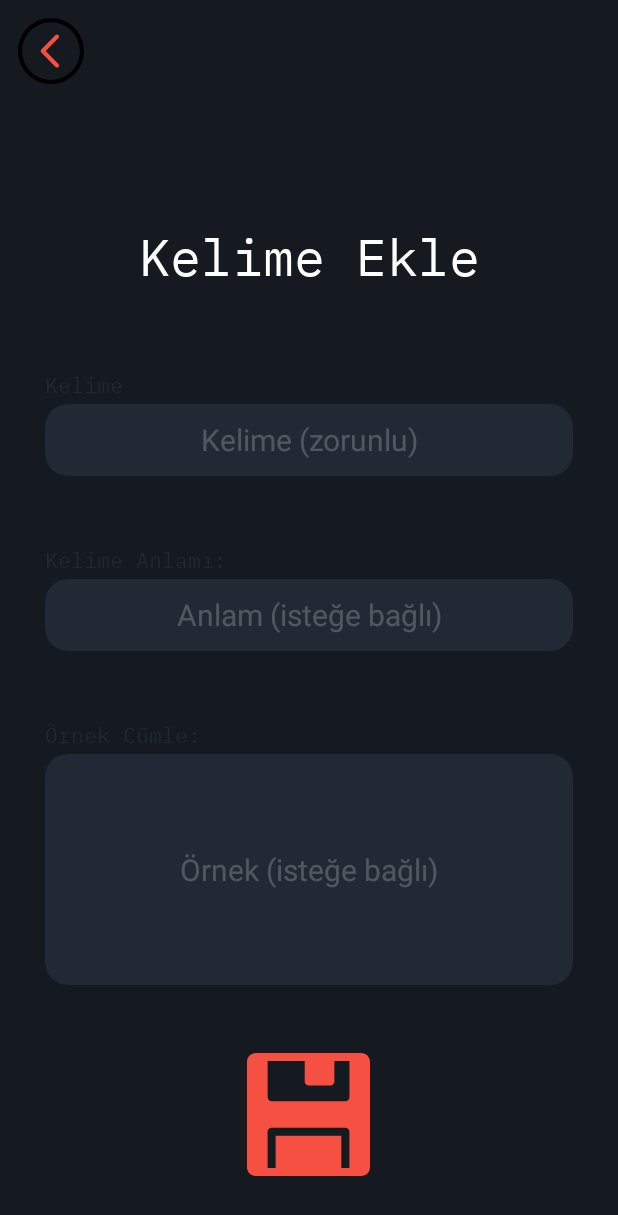
After one commit to erdincEAlan/YabanciDilKelimeHaznesi6, an Android app: the fragment FragmentWordAdd placed in its activity, on a phone screen of 412 x 824 dp. The commit adds this screen. Shown: the top 1215 px of the screen. Run offline under Robolectric (Android 15) with nearby library versions, the phone set to English and light mode, and no system bars; our stand-ins replace Dagger/Hilt's generated code, Firebase (no records; nobody signed in at launch, a user with empty details on screens opened directly); Roboto replaces fonts that are not available here.

Commit message:
AddWordActivity got changed to Fragment and involved to main structure. Fragment stack management structure has been arranged. New functions added. Unnecessary stacking problems has been solved. KelimeAdapter got changed to WordListAdapter. addWordToCustom function has been added to DbWordViewModel. ListActivity got changed to Fragment and involved to main structure but there is a problem with adapter or recyclerview.

```diff
--- a/app/src/main/java/com/erdince/yabancidilkelimehaznesi6/activity/FragmentHomepage.kt
+++ b/app/src/main/java/com/erdince/yabancidilkelimehaznesi6/activity/FragmentHomepage.kt
@@ -60,10 +60,10 @@ class FragmentHomepage : MainFragment() {
 
             }
             testButon.setOnClickListener {
-                changeFragment(FragmentQuizSourceSelection.newInstance())
+                changeFragmentWithoutLoadingBar(FragmentQuizSourceSelection.newInstance())
             }
             kelimeEkleButon.setOnClickListener {
-
+                changeFragmentWithoutLoadingBar(FragmentWordAdd.newInstance())
             }
             listeGoruntuleButon.setOnClickListener {
                 changeFragment(FragmentWordList.newInstance())
--- /dev/null
+++ b/app/src/main/java/com/erdince/yabancidilkelimehaznesi6/activity/FragmentWordAdd.kt
@@ -0,0 +1,105 @@
+package com.erdince.yabancidilkelimehaznesi6.activity
+
+import android.os.Bundle
+import android.view.LayoutInflater
+import android.view.View
+import android.view.ViewGroup
+import androidx.fragment.app.viewModels
+import com.erdince.yabancidilkelimehaznesi6.databinding.FragmentWordAddBinding
+import com.erdince.yabancidilkelimehaznesi6.model.KelimeModel
+import com.erdince.yabancidilkelimehaznesi6.viewmodels.DbWordViewModel
+import dagger.hilt.android.AndroidEntryPoint
+
+@AndroidEntryPoint
+class FragmentWordAdd : MainFragment() {
+
+    private val wordViewModel : DbWordViewModel by viewModels()
+    private lateinit var fragmentBinding : FragmentWordAddBinding
+    private val binding get() = fragmentBinding
+    override fun onCreate(savedInstanceState: Bundle?) {
+        super.onCreate(savedInstanceState)
+        arguments?.let {
+
+        }
+    }
+
+    override fun onCreateView(
+        inflater: LayoutInflater, container: ViewGroup?,
+        savedInstanceState: Bundle?
+    ): View {
+        fragmentBinding = FragmentWordAddBinding.inflate(inflater,container,false)
+        init()
+        stopProgressBar()
+        return binding.root
+    }
+
+    private fun init() {
+        initUI()
+    }
+
+    private fun initUI() {
+        setButtonClickers()
+    }
+
+
+
+    private fun setButtonClickers() {
+        with(binding){
+            kelimeKaydetButton.setOnClickListener {
+                saveKelime()
+            }
+            kelimeEkleBackButton.setOnClickListener {
+                goBack()
+            }
+        }
+    }
+
+    private fun saveKelime() {
+        if (checkIfFieldsEmpty()){
+            saveTheWord()
+            restartFragment(newInstance())
+        }
+    }
+
+
+
+
+    private fun checkIfFieldsEmpty() : Boolean {
+        with(binding){
+            return if (kelimeEkleKelimeGiris.text.isEmpty() || kelimeEkleAnlamGiris.text.isEmpty()){
+                makeToast("Lütfen zorunlu olan kelime ve anlam alanlarını doldurduğunuzdan emin olun")
+                false
+            }else{
+                true
+            }
+
+        }
+
+
+    }
+
+    private fun saveTheWord() {
+        wordViewModel.addCustomWord(
+            KelimeModel(
+            kelimeKendi = binding.kelimeEkleKelimeGiris.text.toString(),
+            kelimeAnlam = binding.kelimeEkleAnlamGiris.text.toString(),
+            kelimeOrnekCumle = binding.kelimeEkleOrnekCumleGiris.text.toString()
+            )
+        )
+    }
+
+
+
+
+
+
+
+    companion object {
+        @JvmStatic
+        fun newInstance() =
+            FragmentWordAdd().apply {
+                arguments = Bundle().apply {
+                }
+            }
+    }
+}
--- a/app/src/main/java/com/erdince/yabancidilkelimehaznesi6/activity/quiz/FragmentQuiz.kt
+++ b/app/src/main/java/com/erdince/yabancidilkelimehaznesi6/activity/quiz/FragmentQuiz.kt
@@ -82,7 +82,7 @@ class FragmentQuiz : MainFragment() {
     private fun setButtonClickers() {
         with(binding!!){
             backButton.setOnClickListener {
-                changeFragment(FragmentQuizSourceSelection.newInstance())
+                goBack()
             }
             sonrakiKelimeButton.setOnClickListener {
                 increaseKelimePointAndSwitch()
--- a/app/src/main/java/com/erdince/yabancidilkelimehaznesi6/activity/quiz/FragmentQuizWrongAnswer.kt
+++ b/app/src/main/java/com/erdince/yabancidilkelimehaznesi6/activity/quiz/FragmentQuizWrongAnswer.kt
@@ -67,7 +67,7 @@ class FragmentQuizWrongAnswer : MainFragment() {
     private fun setButtonClickers() {
         with(binding){
             quizResultBackButton.setOnClickListener {
-                requireActivity().switchActivity("AnaEkranActivity")
+                backToHomepage()
             }
             sonrakiKelimeButton.setOnClickListener {
                 val quizFragment : FragmentQuiz = FragmentQuiz.newInstance(quizType.toString())
@@ -75,7 +75,7 @@ class FragmentQuizWrongAnswer : MainFragment() {
             }
             addToMyCustomWords.setOnClickListener(){
                 publicWord.let {
-                    wordViewModel.addCustomWord(it!!)
+                    wordViewModel.addPublicWordToCustomWord(it!!)
                 }
                 it.isClickable = false
                 it.alpha = 0.5f
--- a/app/src/main/java/com/erdince/yabancidilkelimehaznesi6/adapter/KelimeAdapter.kt
+++ b/app/src/main/java/com/erdince/yabancidilkelimehaznesi6/adapter/KelimeAdapter.kt
@@ -6,7 +6,7 @@ import android.view.ViewGroup
 import androidx.recyclerview.widget.RecyclerView
 import com.erdince.yabancidilkelimehaznesi6.model.KelimeModel
 import com.erdince.yabancidilkelimehaznesi6.databinding.RowItemKelimeBinding
-
+/*
 
 class KelimeAdapter(kelimeListesi : MutableList<KelimeModel?>, var onClik :(String?) -> Unit) : RecyclerView.Adapter<KelimeAdapter.ViewHolder>() {
 
@@ -96,4 +96,4 @@ class KelimeAdapter(kelimeListesi : MutableList<KelimeModel?>, var onClik :(Stri
 
 
 
-}
+}*/
--- a/app/src/main/java/com/erdince/yabancidilkelimehaznesi6/util/Extensions.kt
+++ b/app/src/main/java/com/erdince/yabancidilkelimehaznesi6/util/Extensions.kt
@@ -83,10 +83,7 @@ fun Activity.switchActivity(activityName: String) {
         val activityIntent = Intent(this, KelimeEkleActivity::class.java)
         startActivity(activityIntent)
     }
-    if (activityName == "KelimeListeActivity") {
-        val activityIntent = Intent(this, KelimeListeActivity::class.java)
-        startActivity(activityIntent)
-    }
+
     if (activityName == "OgrenilenKelimelerListActivity") {
         val activityIntent = Intent(this, OgrenilenKelimelerListActivity::class.java)
         startActivity(activityIntent)
--- /dev/null
+++ b/app/src/main/res/layout/fragment_word_add.xml
@@ -0,0 +1,140 @@
+<?xml version="1.0" encoding="utf-8"?>
+<FrameLayout xmlns:android="http://schemas.android.com/apk/res/android"
+             xmlns:tools="http://schemas.android.com/tools"
+             android:layout_width="match_parent"
+             android:layout_height="match_parent"
+             tools:context=".activity.FragmentWordAdd">
+
+    <androidx.constraintlayout.widget.ConstraintLayout
+        xmlns:app="http://schemas.android.com/apk/res-auto"
+        android:layout_width="match_parent"
+        android:layout_height="match_parent"
+        android:background="@color/theme_primary_color">
+
+        <TextView
+            android:id="@+id/kelimeEkleOrnekBaslikTxt"
+            android:layout_width="wrap_content"
+            android:layout_height="wrap_content"
+            android:layout_marginBottom="@dimen/text_box_title_margin_bottom"
+            android:fontFamily="@font/ibm_plex_mono"
+            android:textAppearance="@style/textbox_title"
+            android:text="@string/kelime_ekle_ornek_baslik"
+            app:layout_constraintBottom_toTopOf="@+id/kelimeEkleOrnekCumleGiris"
+            app:layout_constraintStart_toStartOf="@+id/kelimeEkleOrnekCumleGiris" />
+
+        <EditText
+            android:id="@+id/kelimeEkleAnlamGiris"
+            android:layout_width="@dimen/text_box_width"
+            android:layout_height="@dimen/text_box_height"
+            android:layout_marginStart="@dimen/text_box_margin_start_and_end"
+            android:layout_marginEnd="@dimen/text_box_margin_start_and_end"
+            android:layout_marginBottom="@dimen/process_button_content_margin"
+            android:background="@drawable/roundedcorner_textbox"
+            android:hint="@string/kelime_ekle_anlam_hint"
+            android:textAppearance="@style/textbox_text_style"
+            android:textAlignment="center"
+            android:textColorHint="@color/theme_hint_color"
+            app:layout_constraintBottom_toTopOf="@+id/kelimeEkleOrnekBaslikTxt"
+            app:layout_constraintEnd_toEndOf="parent"
+            app:layout_constraintStart_toStartOf="parent" />
+
+        <TextView
+            android:id="@+id/kelimeEkleAnlamBaslikTxt"
+            android:layout_width="wrap_content"
+            android:layout_height="wrap_content"
+            android:layout_marginBottom="@dimen/text_box_title_margin_bottom"
+            android:fontFamily="@font/ibm_plex_mono"
+            android:textAppearance="@style/textbox_title"
+            android:text="@string/kelime_ekle_anlam_baslik"
+            app:layout_constraintBottom_toTopOf="@+id/kelimeEkleAnlamGiris"
+            app:layout_constraintStart_toStartOf="@+id/kelimeEkleAnlamGiris" />
+
+        <TextView
+            android:id="@+id/kelimeEkleBaslikTxt"
+            android:layout_width="wrap_content"
+            android:layout_height="wrap_content"
+            android:layout_marginBottom="@dimen/main_title_margin_bottom"
+            android:fontFamily="@font/ibm_plex_mono"
+            android:text="@string/kelime_ekle_baslik"
+            android:textAlignment="center"
+            android:textAppearance="@style/main_title"
+            app:layout_constraintBottom_toTopOf="@+id/kelimeEkleKelimeTxt"
+            app:layout_constraintEnd_toEndOf="parent"
+            app:layout_constraintStart_toStartOf="parent" />
+
+        <TextView
+            android:id="@+id/kelimeEkleKelimeTxt"
+            android:layout_width="wrap_content"
+            android:layout_height="wrap_content"
+            android:layout_marginBottom="@dimen/text_box_title_margin_bottom"
+            android:fontFamily="@font/ibm_plex_mono"
+            android:textAppearance="@style/textbox_title"
+            android:text="@string/kelime_ekle_kelime_baslik"
+            app:layout_constraintBottom_toTopOf="@+id/kelimeEkleKelimeGiris"
+            app:layout_constraintStart_toStartOf="@+id/kelimeEkleKelimeGiris" />
+
+        <EditText
+            android:id="@+id/kelimeEkleKelimeGiris"
+            android:layout_width="@dimen/text_box_width"
+            android:layout_height="@dimen/text_box_height"
+            android:layout_marginStart="@dimen/text_box_margin_start_and_end"
+            android:layout_marginEnd="@dimen/text_box_margin_start_and_end"
+            android:layout_marginBottom="@dimen/process_button_content_margin"
+            android:background="@drawable/roundedcorner_textbox"
+            android:textAppearance="@style/textbox_text_style"
+            android:hint="@string/kelime_ekle_kelime_hint"
+            android:textAlignment="center"
+            android:textColorHint="@color/theme_hint_color"
+            app:layout_constraintBottom_toTopOf="@+id/kelimeEkleAnlamBaslikTxt"
+            app:layout_constraintEnd_toEndOf="parent"
+            app:layout_constraintStart_toStartOf="parent" />
+
+        <EditText
+            android:id="@+id/kelimeEkleOrnekCumleGiris"
+            android:layout_width="@dimen/text_box_width"
+            android:layout_height="@dimen/text_box_big_height"
+            android:layout_marginStart="@dimen/text_box_margin_start_and_end"
+            android:layout_marginEnd="@dimen/text_box_margin_start_and_end"
+            android:layout_marginBottom="@dimen/process_button_content_margin"
+            android:background="@drawable/roundedcorner_textbox"
+            android:ellipsize="none"
+            android:hint="@string/kelime_ekle_ornek_hint"
+            android:inputType="textMultiLine"
+            android:scrollHorizontally="false"
+            android:singleLine="false"
+            android:textAlignment="center"
+            android:textAppearance="@style/textbox_text_style"
+            android:textColorHint="@color/theme_hint_color"
+            app:layout_constraintBottom_toTopOf="@+id/kelimeKaydetButton"
+            app:layout_constraintEnd_toEndOf="parent"
+            app:layout_constraintHorizontal_bias="0.521"
+            app:layout_constraintStart_toStartOf="parent" />
+
+        <ImageButton
+            android:id="@+id/kelimeKaydetButton"
+            android:layout_width="@dimen/process_button_height_and_width"
+            android:layout_height="@dimen/process_button_height_and_width"
+            android:layout_marginBottom="@dimen/button_frame_margin_bottom"
+            android:background="@null"
+            app:layout_constraintBottom_toBottomOf="parent"
+            app:layout_constraintEnd_toEndOf="parent"
+            app:layout_constraintHorizontal_bias="0.498"
+            app:layout_constraintStart_toStartOf="parent"
+            app:srcCompat="@drawable/ic_button_save"
+            tools:ignore="SpeakableTextPresentCheck" />
+
+        <ImageButton
+            android:id="@+id/kelimeEkleBackButton"
+            android:layout_width="48dp"
+            android:layout_height="48dp"
+            android:layout_marginStart="10dp"
+            android:layout_marginTop="10dp"
+            android:background="@null"
+            app:layout_constraintStart_toStartOf="parent"
+            app:layout_constraintTop_toTopOf="parent"
+            app:srcCompat="@drawable/ic_button_back"
+            tools:ignore="SpeakableTextPresentCheck" />
+
+    </androidx.constraintlayout.widget.ConstraintLayout>
+
+</FrameLayout>
```
Also changed, not shown: app/src/main/java/com/erdince/yabancidilkelimehaznesi6/activity/FragmentWordList.kt (+32 -38 lines), app/src/main/java/com/erdince/yabancidilkelimehaznesi6/activity/KelimeListeActivity.kt (+6 -5 lines), app/src/main/java/com/erdince/yabancidilkelimehaznesi6/activity/MainActivity.kt (+29 -3 lines), app/src/main/java/com/erdince/yabancidilkelimehaznesi6/activity/MainFragment.kt (+12 -0 lines), app/src/main/java/com/erdince/yabancidilkelimehaznesi6/activity/OgrenilenKelimelerListActivity.kt (+8 -8 lines), app/src/main/java/com/erdince/yabancidilkelimehaznesi6/adapter/WordListAdapter.kt (added, +77 -0 lines), app/src/main/java/com/erdince/yabancidilkelimehaznesi6/viewmodels/DbWordViewModel.kt (+13 -6 lines), app/src/main/res/layout/activity_kelime_liste.xml (+7 -7 lines), app/src/main/res/layout/fragment_word_list.xml (+7 -7 lines), app/src/main/res/layout/row_item_kelime.xml (+6 -6 lines).
